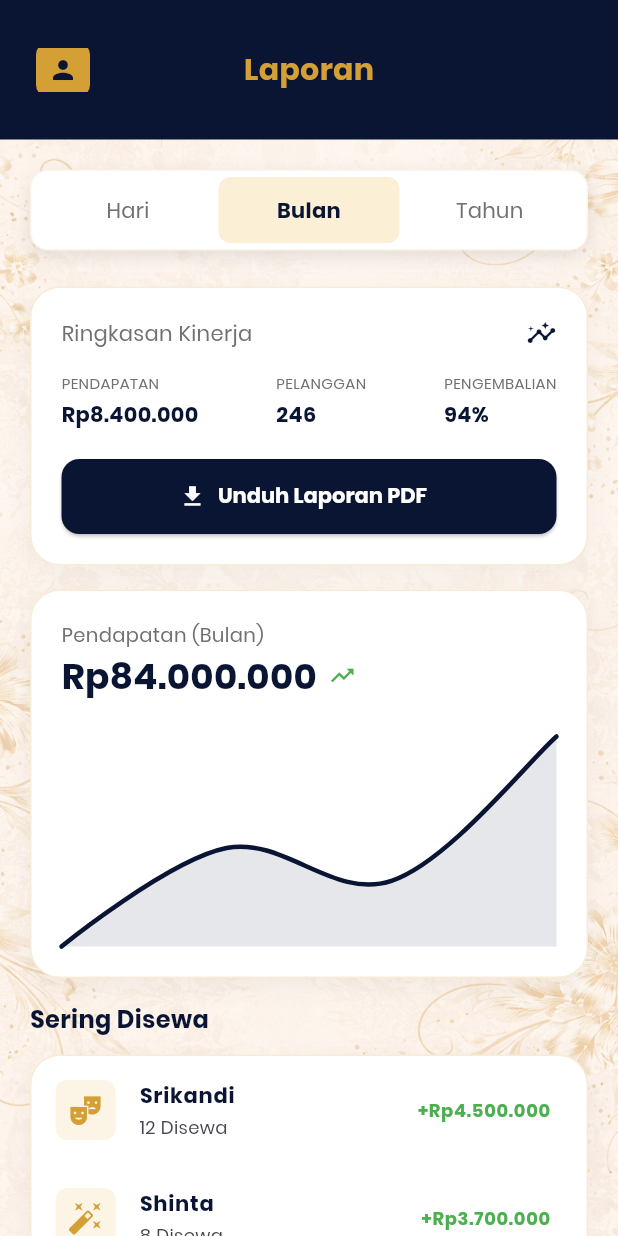
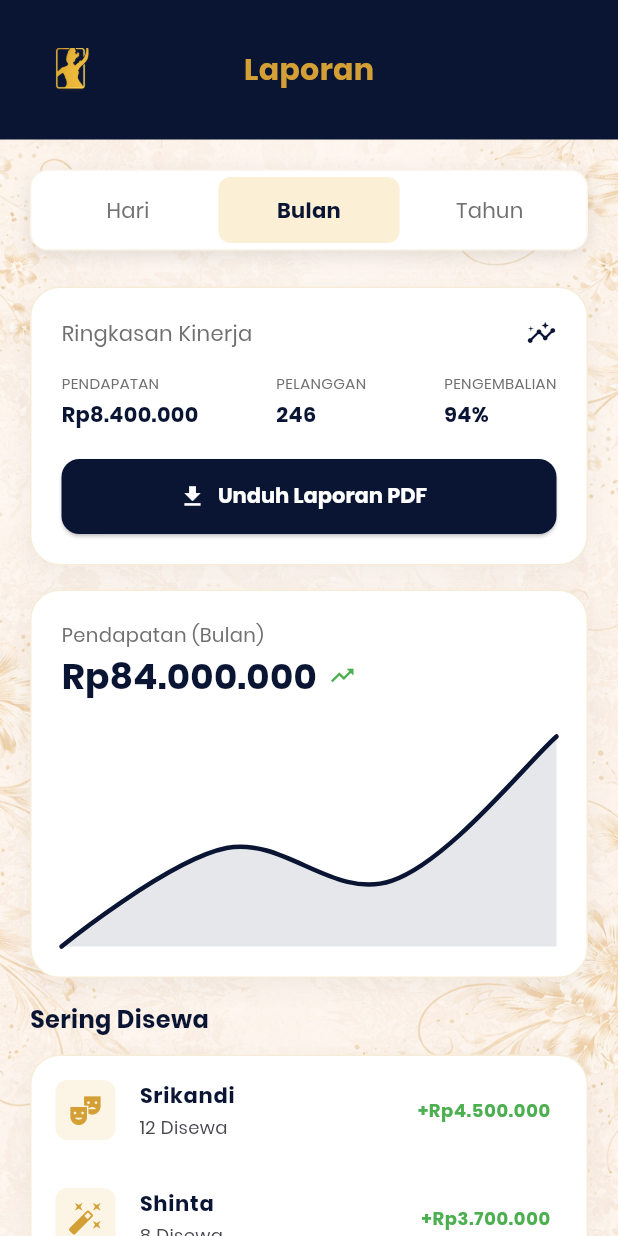
Before and after one commit to farinsevany-art/Penyewaan-Baju, a Flutter app: the ReportScreen screen opened directly, on a phone screen of 412 x 824 dp. Run offline on Flutter 3.47's test engine with Material 3 defaults, Android fonts, the phone set to English and light mode, and no system bars; drawn by our look-alikes of fl_chart; our stand-ins replace image_picker, shared_preferences; accounts and stored records are empty; network calls fail.

Commit message:
ganti logo header

```diff
--- a/lib/features/admin/screens/reports.dart
+++ b/lib/features/admin/screens/reports.dart
@@ -99,7 +99,7 @@ class _ReportScreenState extends State<ReportScreen> {
     );
   }
 
-  Widget _buildHeader() {
+Widget _buildHeader() {
     return Container(
       padding: const EdgeInsets.only(top: 32, bottom: 32, left: 24, right: 24),
       width: double.infinity,
@@ -109,17 +109,11 @@ class _ReportScreenState extends State<ReportScreen> {
         children: [
           Positioned(
             left: 0,
-            child: Container(
-              padding: const EdgeInsets.all(8),
-              decoration: BoxDecoration(
-                color: AppColors.primaryGold,
-                borderRadius: BorderRadius.circular(8),
-              ),
-              child: const Icon(
-                Icons.person,
-                color: AppColors.primaryNavy,
-                size: 20,
-              ),
+            child: Image.asset(
+              'assets/images/Logotransparan.png',
+              width: 50,  // Ukuran sedikit dinaikkan agar lebih jelas
+              height: 50, // Ukuran sedikit dinaikkan agar lebih jelas
+              fit: BoxFit.contain,
             ),
           ),
           const Text(
--- a/lib/features/admin/stock_management/category_selection_page.dart
+++ b/lib/features/admin/stock_management/category_selection_page.dart
@@ -19,6 +19,15 @@ class CategorySelectionPage extends StatelessWidget {
     return Scaffold(
       backgroundColor: AppColors.primaryNavy,
       appBar: AppBar(
+        // Mengganti tombol back/arrow menjadi logo transparan
+        leading: Padding(
+          padding: const EdgeInsets.only(left: 16.0), // Memberi jarak dari sisi kiri layar
+          child: Image.asset(
+            'assets/images/Logotransparan.png',
+            fit: BoxFit.contain,
+          ),
+        ),
+        leadingWidth: 48, // Menentukan lebar area leading agar logo tidak terpotong
         title: Text(
           "Pilih Kategori",
           style: Theme.of(
```
